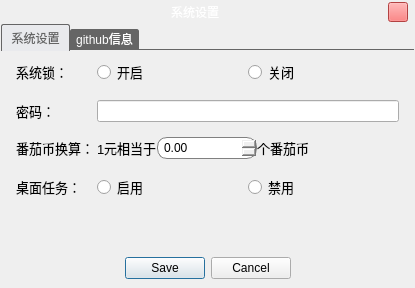
Before: the Qt Designer form gui/settingDialog.ui in WatsonJay/tomato_farm, drawn with Qt 5.
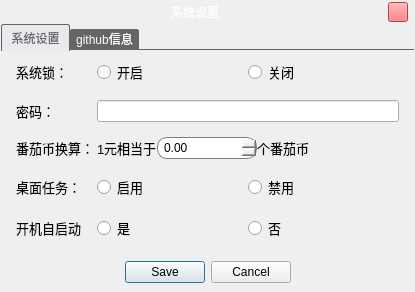
After: the same form once the commit is applied. Icons and pictures are not drawn.

Patch:
```diff
--- a/gui/settingDialog.ui
+++ b/gui/settingDialog.ui
@@ -469,6 +469,49 @@
             </item>
            </layout>
           </item>
+          <item row="4" column="0">
+           <widget class="QLabel" name="label_8">
+            <property name="font">
+             <font>
+              <family>Microsoft YaHei UI</family>
+              <pointsize>10</pointsize>
+             </font>
+            </property>
+            <property name="text">
+             <string>开机自启动</string>
+            </property>
+           </widget>
+          </item>
+          <item row="4" column="1">
+           <layout class="QHBoxLayout" name="horizontalLayout_5">
+            <item>
+             <widget class="QRadioButton" name="autoOnbutton">
+              <property name="font">
+               <font>
+                <family>Microsoft YaHei UI</family>
+                <pointsize>10</pointsize>
+               </font>
+              </property>
+              <property name="text">
+               <string>是</string>
+              </property>
+             </widget>
+            </item>
+            <item>
+             <widget class="QRadioButton" name="autoOffButton">
+              <property name="font">
+               <font>
+                <family>Microsoft YaHei UI</family>
+                <pointsize>10</pointsize>
+               </font>
+              </property>
+              <property name="text">
+               <string>否</string>
+              </property>
+             </widget>
+            </item>
+           </layout>
+          </item>
          </layout>
         </widget>
         <widget class="QWidget" name="gitTab">
```
